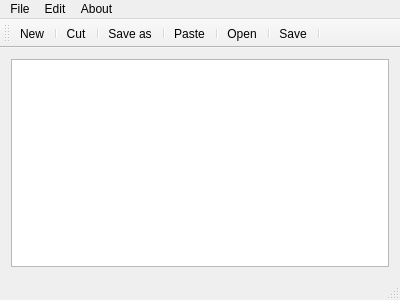
This is mainwindow.ui in Tonmoyibnearif/Qt_C-_Notepad as Qt 5 draws it before an edit. The edited form follows.
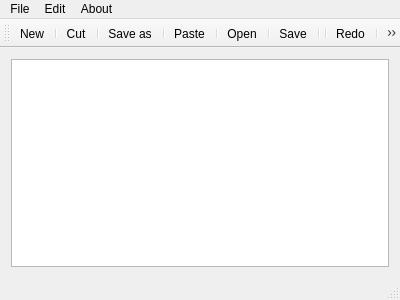
This is the edited form. Icons and pictures are not drawn.

```diff
--- a/mainwindow.ui
+++ b/mainwindow.ui
@@ -76,6 +76,10 @@
    <addaction name="separator"/>
    <addaction name="actionSave"/>
    <addaction name="separator"/>
+   <addaction name="separator"/>
+   <addaction name="actionRedo"/>
+   <addaction name="separator"/>
+   <addaction name="actionUndo"/>
   </widget>
   <widget class="QStatusBar" name="statusBar"/>
   <action name="actionNew">
```
Left out of the diff: 8 changed lines with no effect on the pictures.
